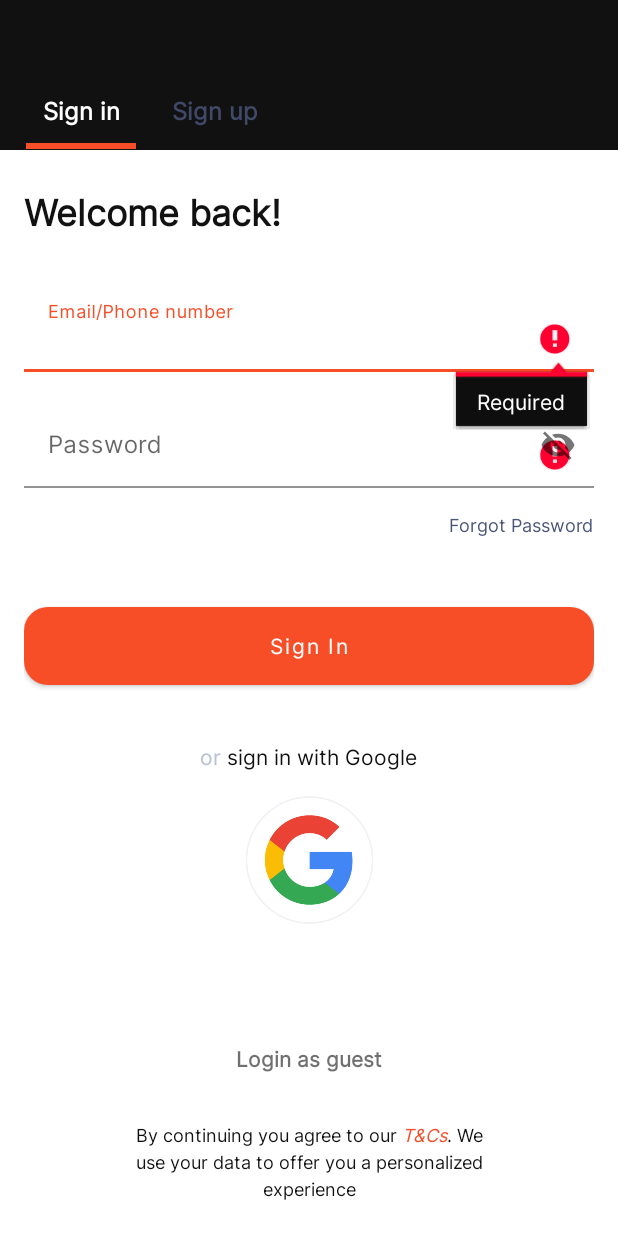
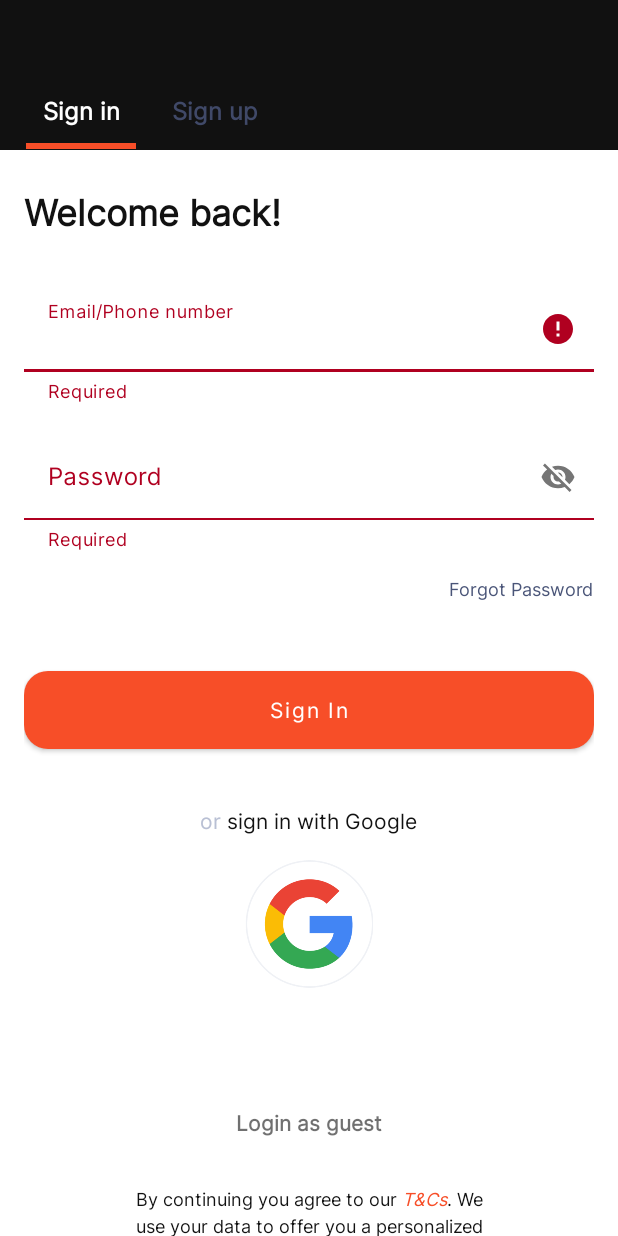
Before and after one commit to SYNRGY-6-TEAM-5/mobile-android, an Android app: the LoginActivity screen opened directly, with no data from a screen before it, after a tap on "Sign In", on a phone screen of 412 x 824 dp. Run offline under Robolectric (Android 15) with nearby library versions, the phone set to English and light mode, and no system bars; our stand-ins replace Dagger/Hilt's generated code; libraries missing offline, so code that uses them is left out: www.sanju.motiontoast; 4 statements that could not run were skipped; 2 other taps on this screen came first.

Commit message:
fix: login edittext

```diff
--- a/app/src/main/java/com/synrgy/aeroswift/presentation/LoginActivity.kt
+++ b/app/src/main/java/com/synrgy/aeroswift/presentation/LoginActivity.kt
@@ -81,11 +81,11 @@ class LoginActivity : AppCompatActivity() {
         val password = binding.loginTiPassword.text.toString()
 
         if (email.isBlank() && email.isEmpty()) {
-            binding.loginTiEmail.error = "Required"
+            binding.loginTilEmail.error = "Required"
         }
 
         if (password.isBlank() && password.isEmpty()) {
-            binding.loginTiPassword.error = "Required"
+            binding.loginTilPassword.error = "Required"
             binding.loginTilPassword.errorIconDrawable = null
         }
 
```
